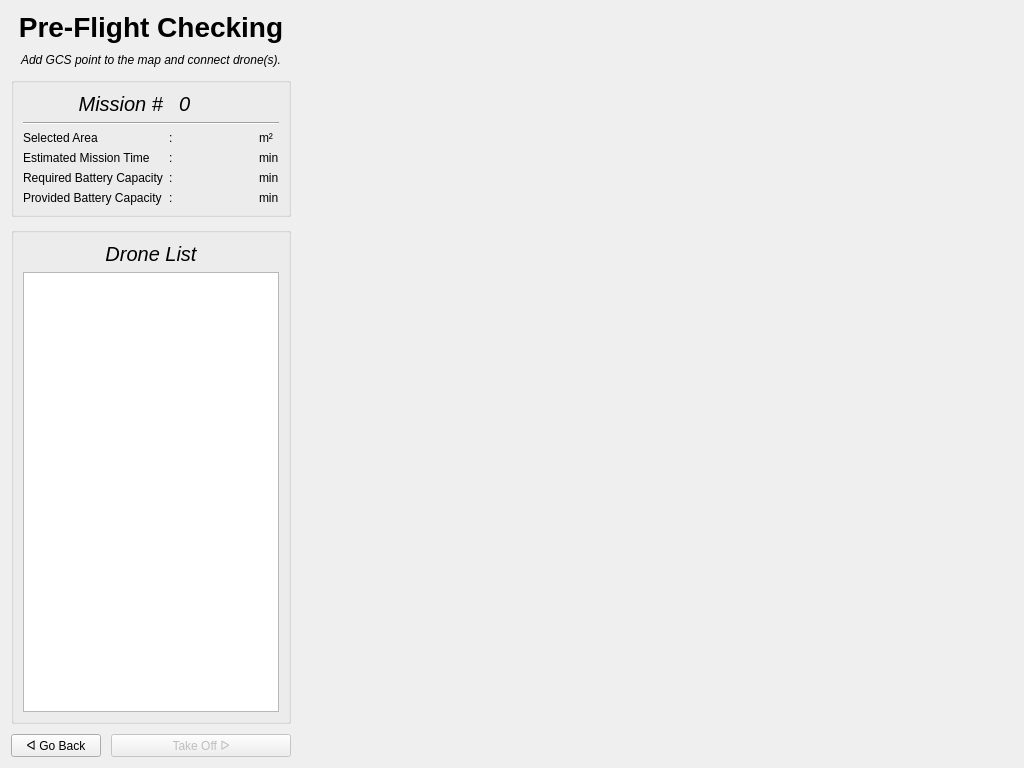
This is UI/Preflight3/pre3_design.ui in cmpe-DroneLab/GeoFly3D as Qt 5 draws it before an edit. The edited form follows.
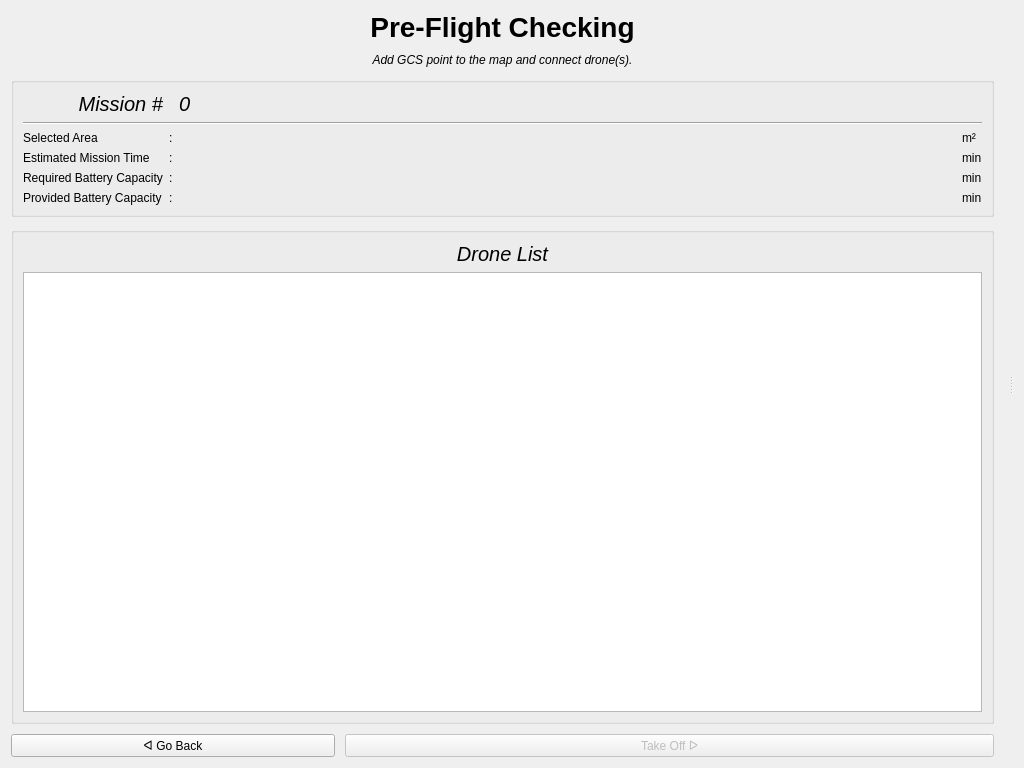
This is the edited form.

Commit message: Added separator between left column and right column (map) to change the widths of the columns.

Diff of the .ui file:
```diff
--- a/UI/Preflight3/pre3_design.ui
+++ b/UI/Preflight3/pre3_design.ui
@@ -13,12 +13,20 @@
   <property name="windowTitle">
    <string>Form</string>
   </property>
-  <layout class="QHBoxLayout" name="horizontalLayout_2" stretch="0,4">
+  <layout class="QHBoxLayout" name="horizontalLayout">
    <item>
+    <widget class="QSplitter" name="splitter">
+     <property name="orientation">
+      <enum>Qt::Horizontal</enum>
+     </property>
+     <widget class="QWidget" name="">
     <layout class="QVBoxLayout" name="v_lay_left" stretch="0,0,0,0,0">
      <property name="spacing">
       <number>10</number>
      </property>
+       <property name="rightMargin">
+        <number>15</number>
+       </property>
      <item>
       <widget class="QLabel" name="label_header">
        <property name="font">
@@ -276,9 +284,11 @@
       </layout>
      </item>
     </layout>
-   </item>
-   <item>
+     </widget>
+     <widget class="QWidget" name="">
     <layout class="QVBoxLayout" name="v_lay_right"/>
+     </widget>
+    </widget>
    </item>
   </layout>
  </widget>
```
Lines whose indentation alone changed are shown as unchanged. The commit also changes 9 other files.
